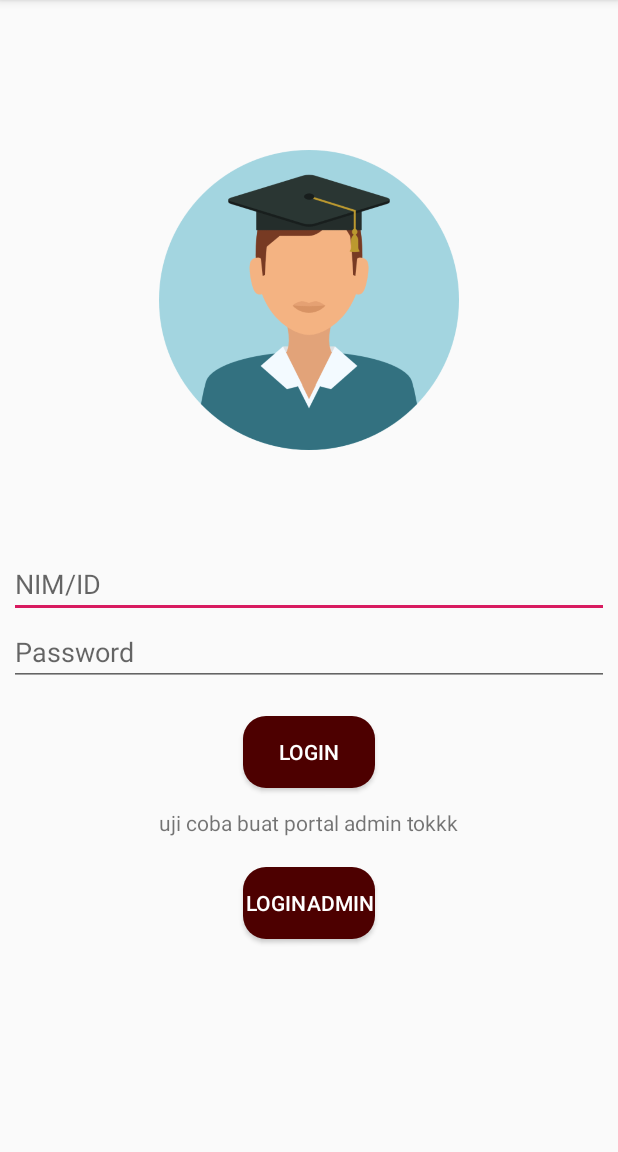
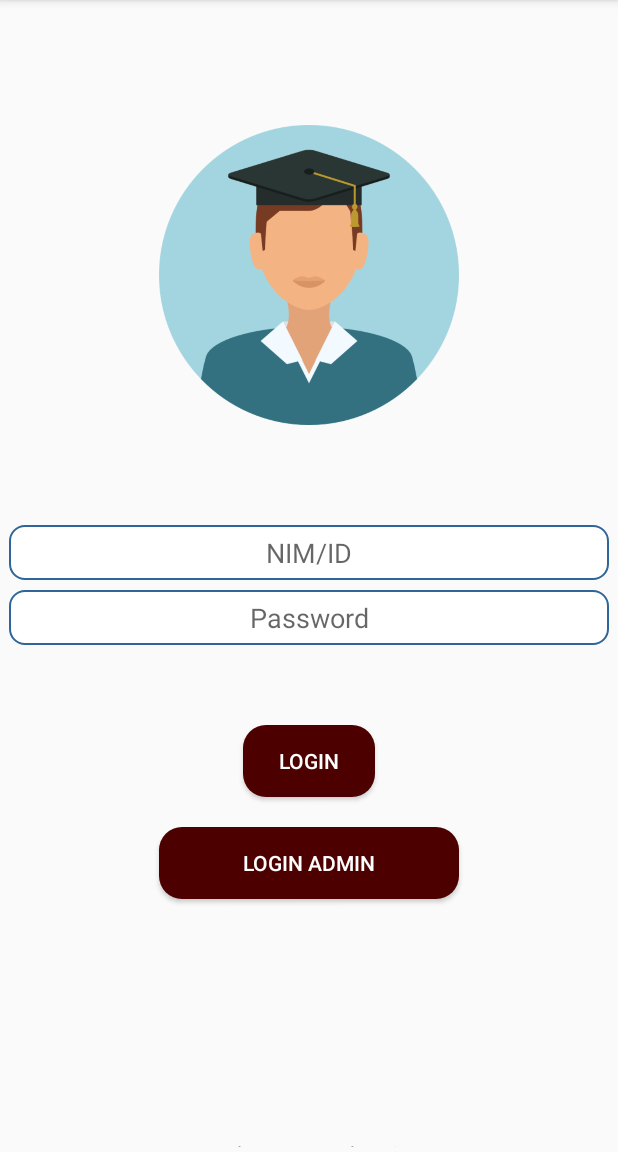
Before and after one commit to amesaichu/classroom, an Android app: the screen it shows after launch (login), on a phone screen of 412 x 824 dp, the part 84-1236 px from its top. Run offline under Robolectric (Android 15) with nearby library versions, the phone set to English and light mode, and no system bars; our stand-ins replace Firebase (no records; nobody signed in at launch, a user with empty details on screens opened directly).

Commit message:
View login di edit

```diff
--- /dev/null
+++ b/app/src/main/res/drawable/edit_text_design.xml
@@ -0,0 +1,13 @@
+<?xml version="1.0" encoding="utf-8"?>
+<shape xmlns:android="http://schemas.android.com/apk/res/android" >
+
+    <solid android:color="#FFFFFF" />
+
+    <stroke
+        android:width="1dp"
+        android:color="#2f6699" />
+    <corners
+        android:radius="10dp"
+        />
+
+</shape>
--- a/app/src/main/res/layout/activity_login.xml
+++ b/app/src/main/res/layout/activity_login.xml
@@ -9,28 +9,37 @@
     tools:context=".login">
 
     <ImageView
-        android:layout_marginTop="100dp"
+        android:layout_marginTop="80dp"
         android:layout_width="300px"
         android:layout_height="300px"
 
         android:src="@drawable/user"/>
 
     <EditText
+        android:background="@drawable/edit_text_design"
         android:id="@+id/input_id"
         android:layout_marginTop="100px"
         android:layout_width="600px"
         android:layout_height="wrap_content"
+        android:inputType="text"
+        android:padding="9px"
+        android:textAlignment="center"
         android:hint="NIM/ID"/>
 
     <EditText
+        android:background="@drawable/edit_text_design"
+        android:padding="9px"
+        android:layout_marginTop="10px"
+        android:textAlignment="center"
         android:id="@+id/input_password"
         android:layout_width="600px"
+        android:inputType="textPassword"
         android:layout_height="wrap_content"
         android:hint="Password"/>
 
     <Button
         android:background="@drawable/button1"
-        android:layout_marginTop="30px"
+        android:layout_marginTop="80px"
         android:id="@+id/button_login"
         android:layout_width="wrap_content"
         android:layout_height="wrap_content"
@@ -38,36 +47,37 @@
         android:text="LOGIN"/>
 
 <!--percobaan nanti dihapus-->
-    <TextView
-        android:layout_marginTop="20px"
-        android:layout_width="wrap_content"
-        android:layout_height="wrap_content"
-        android:text="uji coba buat portal admin tokkk"/>
+
     <Button
         android:background="@drawable/button1"
         android:layout_marginTop="30px"
         android:id="@+id/button_loginadmin"
-        android:layout_width="wrap_content"
+        android:layout_width="300px"
         android:layout_height="wrap_content"
         android:textColor="@android:color/white"
-        android:text="LOGINADMIN"/>
+        android:text="LOGIN ADMIN"/>
 
     <LinearLayout
         android:layout_width="wrap_content"
-        android:layout_height="wrap_content"
+        android:layout_height="165dp"
         android:orientation="vertical">
-
-    <TextView
-        android:layout_marginTop="400px"
-        android:layout_width="wrap_content"
-        android:layout_height="wrap_content"
-        android:text="Belum punya akun ? "/>
-
 
         <TextView
             android:layout_width="wrap_content"
             android:layout_height="wrap_content"
-            android:text="Register"/>
+            android:layout_marginTop="240px"
+            android:text="Belum punya akun ? " />
+
+
+        <Button
+            style="@style/Widget.AppCompat.Button.Borderless"
+            android:layout_width="180px"
+            android:layout_height="33dp"
+            android:layout_gravity="center"
+            android:fontFamily="sans-serif-condensed"
+            android:text="Register"
+            android:textAlignment="center"
+            android:textSize="24px" />
 
     </LinearLayout>
 
```
